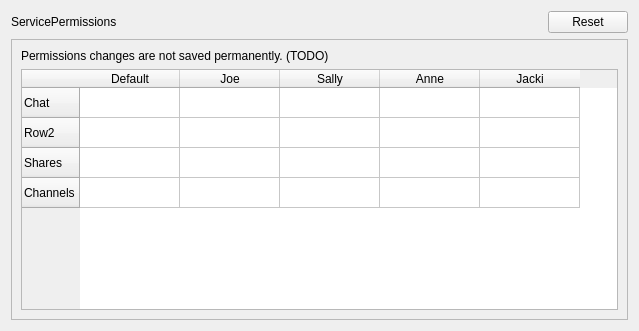
RetroShare/RetroShare, file retroshare-gui/src/gui/settings/ServicePermissionsPage.ui: the form before one commit.
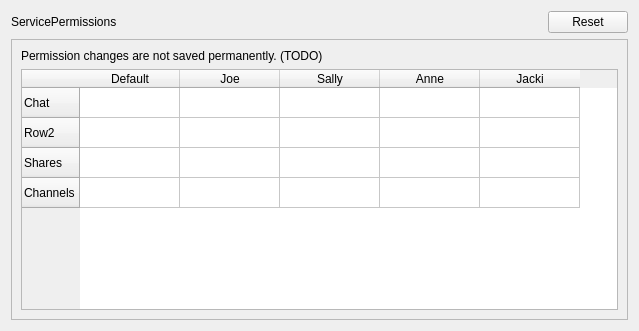
The form after the commit.

Diff of the .ui file:
```diff
--- a/retroshare-gui/src/gui/settings/ServicePermissionsPage.ui
+++ b/retroshare-gui/src/gui/settings/ServicePermissionsPage.ui
@@ -60,7 +60,7 @@
        <item>
         <widget class="QLabel" name="label_2">
          <property name="text">
-          <string>Permissions changes are not saved permanently. (TODO)</string>
+          <string>Permission changes are not saved permanently. (TODO)</string>
          </property>
         </widget>
        </item>
```
